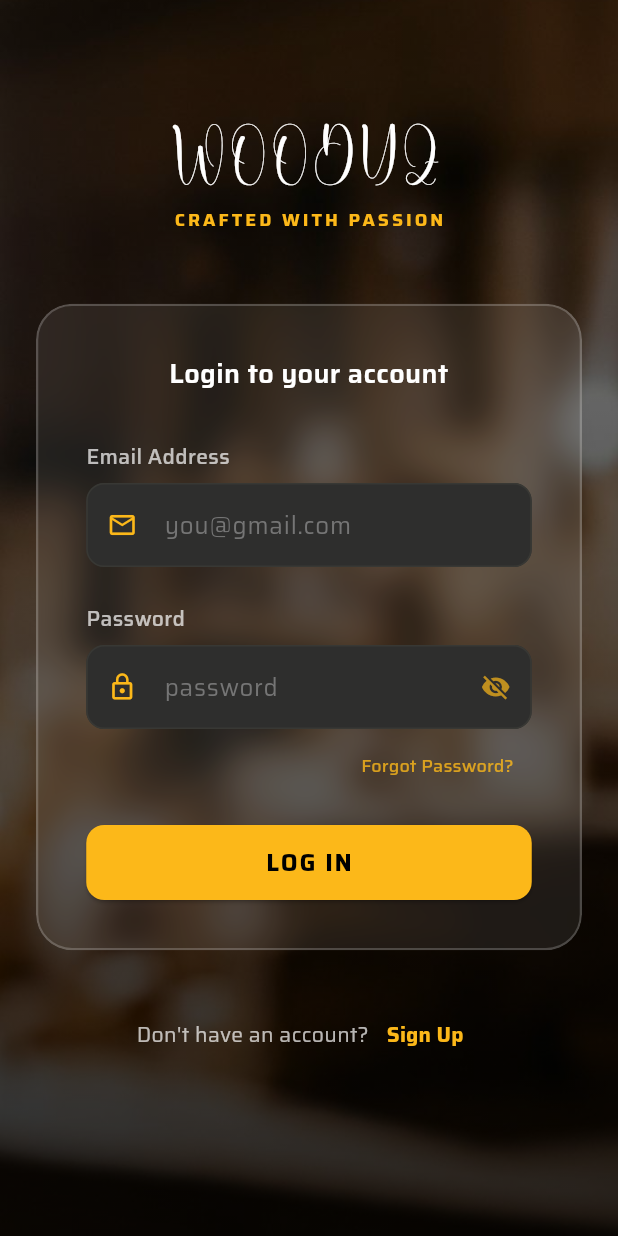
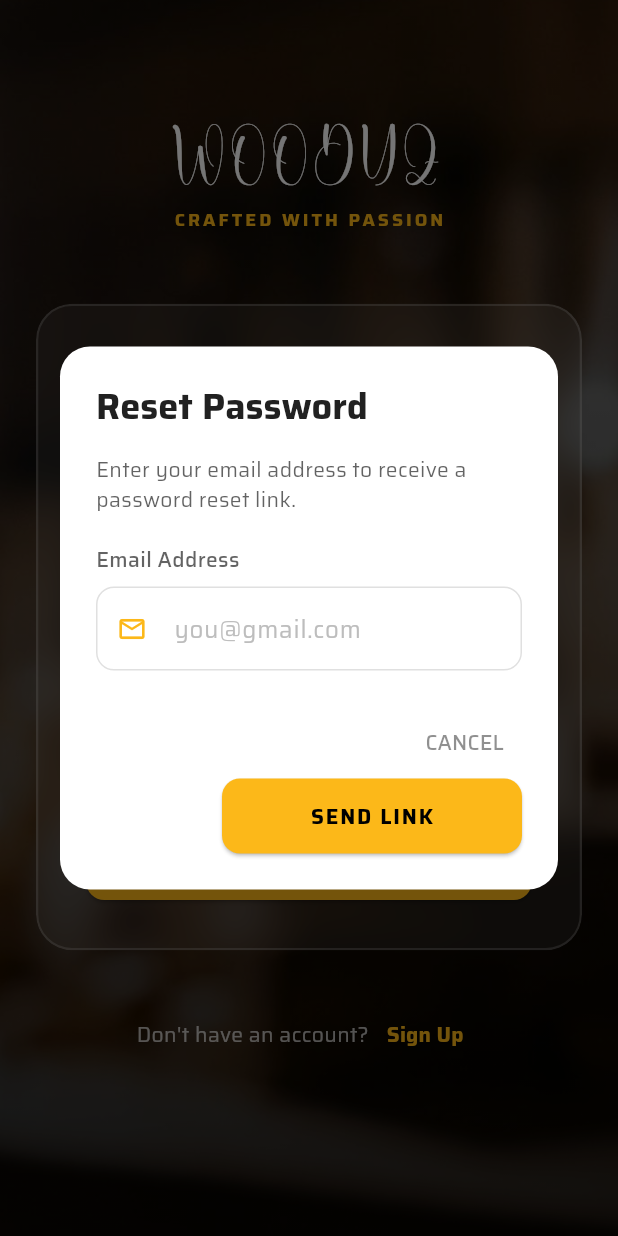
Before and after one commit to Abozed88/Woodyz, a Flutter app: the screen it shows after launch, after a tap on "Forgot Password?", on a phone screen of 412 x 824 dp. Run offline on Flutter 3.47's test engine with Material 3 defaults, Android fonts, the phone set to English and light mode, and no system bars; our stand-ins replace flutter_secure_storage, image_picker, lottie, supabase_flutter; accounts and stored records are empty.

Commit message:
removed animation in explore page, and make the forgot password button in login page work

```diff
--- a/lib/features/auth/presentation/pages/login.dart
+++ b/lib/features/auth/presentation/pages/login.dart
@@ -1,10 +1,13 @@
 import 'dart:ui';
 import 'package:flutter/material.dart';
+import 'package:supabase_flutter/supabase_flutter.dart' hide User;
 import 'package:woodyz/core/theme/app_theme.dart';
 import 'package:woodyz/core/widgets/custom_text_field.dart';
 import 'package:woodyz/features/auth/presentation/providers/auth_provider.dart';
 import 'package:woodyz/features/auth/presentation/pages/signup.dart';
+import 'package:woodyz/features/auth/presentation/pages/change_password.dart';
 import 'package:lottie/lottie.dart';
+import 'dart:async';
 
 class Login extends StatefulWidget {
   const Login({super.key});
@@ -17,13 +20,29 @@ class _LoginState extends State<Login> {
   final GlobalKey<FormState> _key = GlobalKey();
   final TextEditingController _emailcontroller = TextEditingController();
   final TextEditingController _passcontroller = TextEditingController();
+  final TextEditingController _resetEmailController = TextEditingController();
   bool _isLoading = true;
   bool _isLoggingIn = false;
+  late final StreamSubscription<AuthState> _authSubscription;
 
   @override
   void initState() {
     super.initState();
     _checkLoginStatus();
+    _setupAuthListener();
+  }
+
+  void _setupAuthListener() {
+    _authSubscription = supabase.auth.onAuthStateChange.listen((data) {
+      if (data.event == AuthChangeEvent.passwordRecovery) {
+        if (mounted) {
+          Navigator.push(
+            context,
+            MaterialPageRoute(builder: (context) => const ChangePassword()),
+          );
+        }
+      }
+    });
   }
 
   Future<void> _checkLoginStatus() async {
@@ -58,6 +77,91 @@ class _LoginState extends State<Login> {
         });
       }
     }
+  }
+
+  @override
+  void dispose() {
+    _authSubscription.cancel();
+    _emailcontroller.dispose();
+    _passcontroller.dispose();
+    _resetEmailController.dispose();
+    super.dispose();
+  }
+
+  void _showForgotPasswordDialog() {
+    final theme = Theme.of(context);
+
+    showDialog(
+      context: context,
+      builder: (context) => AlertDialog(
+        backgroundColor: theme.colorScheme.surface,
+        shape: RoundedRectangleBorder(borderRadius: BorderRadius.circular(20)),
+        title: const Text(
+          "Reset Password",
+          style: TextStyle(fontFamily: "Saira", fontWeight: FontWeight.bold),
+        ),
+        content: Column(
+          mainAxisSize: MainAxisSize.min,
+          crossAxisAlignment: CrossAxisAlignment.start,
+          children: [
+            Text(
+              "Enter your email address to receive a password reset link.",
+              style: TextStyle(
+                fontFamily: "Saira",
+                color: theme.colorScheme.onSurface.withValues(alpha: 0.7),
+              ),
+            ),
+            const SizedBox(height: 20),
+            CustomTextField(
+              label: "Email Address",
+              hint: "you@gmail.com",
+              controller: _resetEmailController,
+              keyboardType: TextInputType.emailAddress,
+            ),
+          ],
+        ),
+        actions: [
+          TextButton(
+            onPressed: () => Navigator.pop(context),
+            child: Text(
+              "CANCEL",
+              style: TextStyle(color: theme.colorScheme.onSurface.withValues(alpha: 0.5), fontFamily: "Saira"),
+            ),
+          ),
+          ElevatedButton(
+            onPressed: () async {
+              final email = _resetEmailController.text.trim();
+              if (email.isEmpty) {
+                ScaffoldMessenger.of(context).showSnackBar(
+                  const SnackBar(content: Text("Please enter your email")),
+                );
+                return;
+              }
+
+              Navigator.pop(context);
+
+              final success = await AuthProvider(context: context).resetPassword(email);
+
+              if (context.mounted) {
+                if (success) {
+                  ScaffoldMessenger.of(context).showSnackBar(
+                    const SnackBar(content: Text("Password reset link sent! Check your email.")),
+                  );
+                } else {
+                  ScaffoldMessenger.of(context).showSnackBar(
+                    const SnackBar(content: Text("Failed to send reset link. Please try again.")),
+                  );
+                }
+              }
+            },
+            style: ElevatedButton.styleFrom(
+              padding: const EdgeInsets.symmetric(horizontal: 20, vertical: 12),
+            ),
+            child: const Text("SEND LINK", style: TextStyle(fontFamily: "Saira")),
+          ),
+        ],
+      ),
+    );
   }
 
   @override
@@ -137,10 +241,10 @@ class _LoginState extends State<Login> {
                               child: Container(
                                 padding: const EdgeInsets.all(32),
                                 decoration: BoxDecoration(
-                                  color: Colors.white.withOpacity(0.08),
+                                  color: Colors.white.withValues(alpha: 0.08),
                                   borderRadius: BorderRadius.circular(24),
                                   border: Border.all(
-                                    color: Colors.white.withOpacity(0.2),
+                                    color: Colors.white.withValues(alpha: 0.2),
                                     width: 1.5,
                                   ),
                                 ),
@@ -179,9 +283,7 @@ class _LoginState extends State<Login> {
                                       Align(
                                         alignment: Alignment.centerRight,
                                         child: TextButton(
-                                          onPressed: () {
-                                            // TODO: Forgot Password
-                                          },
+                                          onPressed: () => _showForgotPasswordDialog(),
                                           child: Text(
                                             "Forgot Password?",
                                             style: TextStyle(
@@ -227,7 +329,7 @@ class _LoginState extends State<Login> {
                               Text(
                                 "Don't have an account?",
                                 style: TextStyle(
-                                  color: theme.colorScheme.onSurface.withOpacity(0.7),
+                                  color: theme.colorScheme.onSurface.withValues(alpha: 0.7),
                                   fontFamily: "Saira",
                                 ),
                               ),
--- a/lib/features/auth/presentation/providers/auth_provider.dart
+++ b/lib/features/auth/presentation/providers/auth_provider.dart
@@ -270,4 +270,27 @@ class AuthProvider {
       return null;
     }
   }
+
+  Future<bool> resetPassword(String email) async {
+    try {
+      await supabase.auth.resetPasswordForEmail(
+        email,
+        redirectTo: 'io.supabase.woodyz://login-callback',
+      );
+      return true;
+    } catch (e) {
+      debugPrint("Reset password error: $e");
+      return false;
+    }
+  }
+
+  Future<bool> updatePassword(String newPassword) async {
+    try {
+      await supabase.auth.updateUser(sb.UserAttributes(password: newPassword));
+      return true;
+    } catch (e) {
+      debugPrint("Update password error: $e");
+      return false;
+    }
+  }
 }
```
Also changed, not shown: lib/features/auth/presentation/pages/change_password.dart (added, +109 -0 lines), lib/features/auth/presentation/widgets/explore_widgets.dart (+2 -46 lines), 12 other files.
